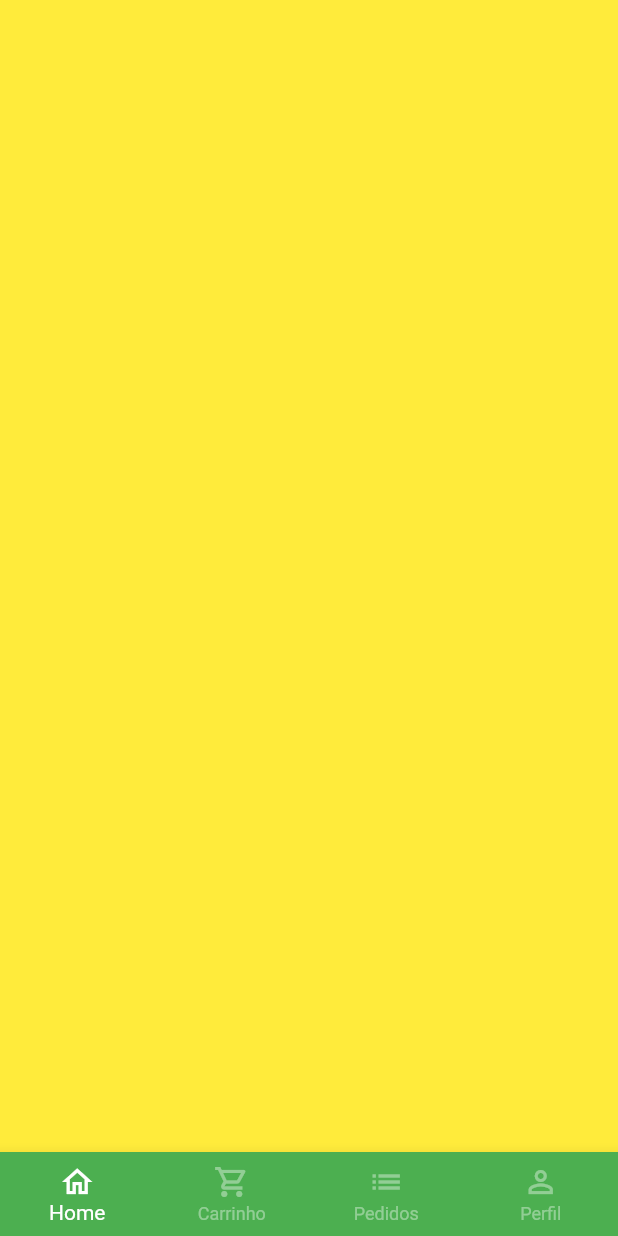
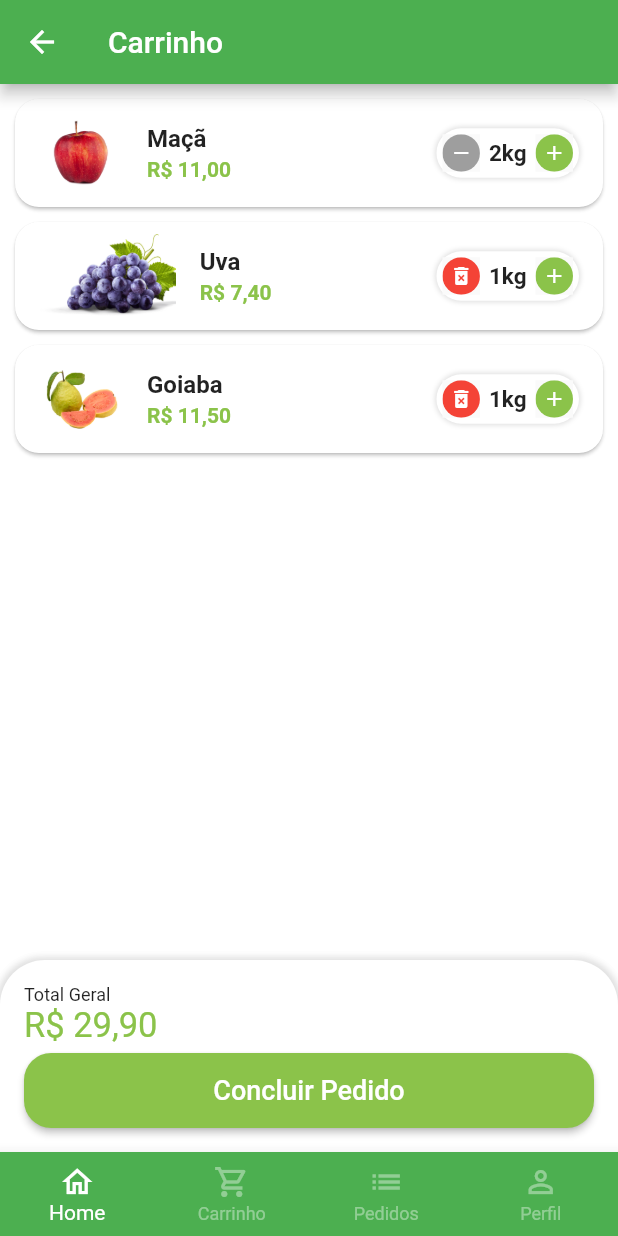
Before and after one commit to JulioCezar-1991/greengrocer_flutter_udemy, a Flutter app: the BaseScreen screen opened directly, swiped to page 2, on a phone screen of 412 x 824 dp. Run offline on Flutter 3.47's test engine with Material 2 defaults, Android fonts, the phone set to English and light mode, and no system bars; our stand-ins replace animated_text_kit, badges, mask_text_input_formatter.

Commit message:
created cart_ui

```diff
--- a/lib/src/config/app_data.dart
+++ b/lib/src/config/app_data.dart
@@ -1,3 +1,4 @@
+import 'package:greengrocer/src/model/cart_item_model.dart';
 import 'package:greengrocer/src/model/item_model.dart';
 
 ItemModel apple = ItemModel(
@@ -71,3 +72,18 @@ List<String> categorias = [
   'Temperos',
   'Cereais',
 ];
+
+List<CartItemModel> cartItems = [
+  CartItemModel(
+    item: apple,
+    quantity: 2,
+  ),
+  CartItemModel(
+    item: grape,
+    quantity: 1,
+  ),
+  CartItemModel(
+    item: guava,
+    quantity: 1,
+  )
+];
--- /dev/null
+++ b/lib/src/model/cart_item_model.dart
@@ -0,0 +1,15 @@
+import 'package:greengrocer/src/model/item_model.dart';
+
+class CartItemModel {
+  ItemModel item;
+  int quantity;
+
+  CartItemModel({
+    required this.item,
+    required this.quantity,
+  });
+
+  double totalPrice() {
+    return item.price * quantity;
+  }
+}
--- a/lib/src/pages/base/base_screen.dart
+++ b/lib/src/pages/base/base_screen.dart
@@ -1,4 +1,5 @@
 import 'package:flutter/material.dart';
+import 'package:greengrocer/src/pages/cart/cart_tab.dart';
 import 'package:greengrocer/src/pages/home/home_tab.dart';
 
 class BaseScreen extends StatefulWidget {
@@ -20,7 +21,7 @@ class _BaseScreenState extends State<BaseScreen> {
         controller: pageController,
         children: [
           const HomeTab(),
-          Container(color: Colors.yellow),
+          CartTab(),
           Container(color: Colors.blue),
           Container(color: Colors.purple),
         ],
--- /dev/null
+++ b/lib/src/pages/cart/cart_tab.dart
@@ -0,0 +1,145 @@
+import 'package:flutter/material.dart';
+import 'package:greengrocer/src/config/custom_colors.dart';
+import 'package:greengrocer/src/model/cart_item_model.dart';
+import 'package:greengrocer/src/pages/cart/components/cart_tile.dart';
+import 'package:greengrocer/src/services/utils_services.dart';
+import 'package:greengrocer/src/config/app_data.dart' as app_data;
+
+class CartTab extends StatefulWidget {
+  const CartTab({Key? key}) : super(key: key);
+
+  @override
+  State<CartTab> createState() => _CartTabState();
+}
+
+class _CartTabState extends State<CartTab> {
+  final UtilsServices utilsServices = UtilsServices();
+
+  void removeItemFromCart(CartItemModel cartItem) {
+    setState(() {
+      app_data.cartItems.remove(cartItem);
+    });
+  }
+
+  double cartTotalPrice() {
+    double total = 0;
+    for (var item in app_data.cartItems) {
+      total += item.totalPrice();
+    }
+    return total;
+  }
+
+  @override
+  Widget build(BuildContext context) {
+    return Scaffold(
+      appBar: AppBar(
+        title: const Text('Carrinho'),
+      ),
+      body: Column(
+        children: [
+          Expanded(
+              child: ListView.builder(
+            itemBuilder: (_, index) {
+              return CartTile(
+                cartItem: app_data.cartItems[index],
+                remove: removeItemFromCart,
+              );
+            },
+            itemCount: app_data.cartItems.length,
+          )),
+          Container(
+            padding: const EdgeInsets.all(16),
+            decoration: BoxDecoration(
+              color: Colors.white,
+              borderRadius: const BorderRadius.vertical(
+                top: Radius.circular(30),
+              ),
+              boxShadow: [
+                BoxShadow(
+                  color: Colors.grey.shade300,
+                  blurRadius: 3,
+                  spreadRadius: 2,
+                ),
+              ],
+            ),
+            child: Column(
+              crossAxisAlignment: CrossAxisAlignment.stretch,
+              children: [
+                const Text(
+                  'Total Geral',
+                  style: TextStyle(fontSize: 12),
+                ),
+                Text(
+                  utilsServices.priceToCurrency(cartTotalPrice()),
+                  style: TextStyle(
+                    fontSize: 23,
+                    color: CustomColors.customSwatchColor,
+                  ),
+                ),
+                Padding(
+                  padding: const EdgeInsets.only(top: 5),
+                  child: SizedBox(
+                    height: 50,
+                    child: ElevatedButton(
+                      style: ElevatedButton.styleFrom(
+                        primary: CustomColors.customSwatchColor,
+                        shape: RoundedRectangleBorder(
+                          borderRadius: BorderRadius.circular(18),
+                        ),
+                      ),
+                      onPressed: () async {
+                        bool? result = await _showOrderConfirmation();
+                        print(result);
+                      },
+                      child: const Text(
+                        'Concluir Pedido',
+                        style: TextStyle(
+                          fontSize: 18,
+                        ),
+                      ),
+                    ),
+                  ),
+                )
+              ],
+            ),
+          ),
+        ],
+      ),
+    );
+  }
+
+  Future<bool?> _showOrderConfirmation() {
+    return showDialog<bool>(
+      context: context,
+      builder: (context) {
+        return AlertDialog(
+          shape: RoundedRectangleBorder(
+            borderRadius: BorderRadius.circular(20),
+          ),
+          title: const Text('Confirmação'),
+          content: const Text('Deseja realmente concluir o pedido?'),
+          actions: [
+            TextButton(
+              onPressed: () {
+                Navigator.of(context).pop(false);
+              },
+              child: const Text('Não'),
+            ),
+            ElevatedButton(
+              style: ElevatedButton.styleFrom(
+                shape: RoundedRectangleBorder(
+                    borderRadius: BorderRadius.circular(20)),
+              ),
+              onPressed: () {
+                Navigator.of(context).pop(true);
+              },
+              child: const Text(
+                'Sim',
+              ),
+            ),
+          ],
+        );
+      },
+    );
+  }
+}
--- /dev/null
+++ b/lib/src/pages/cart/components/cart_tile.dart
@@ -0,0 +1,57 @@
+import 'package:flutter/material.dart';
+import 'package:greengrocer/src/config/custom_colors.dart';
+import 'package:greengrocer/src/model/cart_item_model.dart';
+import 'package:greengrocer/src/pages/common_widgets/quantity_widget.dart';
+import 'package:greengrocer/src/services/utils_services.dart';
+
+class CartTile extends StatefulWidget {
+  final CartItemModel cartItem;
+  final Function(CartItemModel) remove;
+
+  const CartTile({
+    Key? key,
+    required this.cartItem,
+    required this.remove,
+  }) : super(key: key);
+
+  @override
+  State<CartTile> createState() => _CartTileState();
+}
+
+class _CartTileState extends State<CartTile> {
+  final UtilsServices utilsServices = UtilsServices();
+
+  @override
+  Widget build(BuildContext context) {
+    return Card(
+      margin: const EdgeInsets.fromLTRB(10, 10, 10, 0),
+      shape: RoundedRectangleBorder(borderRadius: BorderRadius.circular(16)),
+      child: ListTile(
+        leading: Image.asset(widget.cartItem.item.imgUrl),
+        title: Text(
+          widget.cartItem.item.itemName,
+          style: const TextStyle(fontWeight: FontWeight.bold),
+        ),
+        subtitle: Text(
+          utilsServices.priceToCurrency(widget.cartItem.totalPrice()),
+          style: TextStyle(
+              color: CustomColors.customSwatchColor,
+              fontWeight: FontWeight.bold),
+        ),
+        trailing: QuantityWidget(
+          suffixText: widget.cartItem.item.unit,
+          value: widget.cartItem.quantity,
+          result: (quantity) {
+            setState(() {
+              widget.cartItem.quantity = quantity;
+              if (quantity == 0) {
+                widget.remove(widget.cartItem);
+              }
+            });
+          },
+          isRemovable: true,
+        ),
+      ),
+    );
+  }
+}
--- a/lib/src/pages/common_widgets/quantity_widget.dart
+++ b/lib/src/pages/common_widgets/quantity_widget.dart
@@ -2,16 +2,18 @@ import 'package:flutter/material.dart';
 import 'package:greengrocer/src/config/custom_colors.dart';
 
 class QuantityWidget extends StatelessWidget {
+  final int value;
+  final String suffixText;
+  final Function(int quantity) result;
+  final bool isRemovable;
+
   const QuantityWidget({
     Key? key,
     required this.value,
     required this.suffixText,
     required this.result,
+    this.isRemovable = false,
   }) : super(key: key);
-
-  final int value;
-  final String suffixText;
-  final Function(int quantity) result;
 
   @override
   Widget build(BuildContext context) {
@@ -29,12 +31,14 @@ class QuantityWidget extends StatelessWidget {
         ],
       ),
       child: Row(
+        mainAxisSize: MainAxisSize.min,
         children: [
           _QuantityButton(
-            color: Colors.grey,
-            icon: Icons.remove,
+            color: !isRemovable || value > 1 ? Colors.grey : Colors.red,
+            icon:
+                !isRemovable || value > 1 ? Icons.remove : Icons.delete_forever,
             onPressed: () {
-              if (value == 1) return;
+              if (value == 1 && !isRemovable) return;
               int resultCount = value - 1;
 
               result(resultCount);
```
